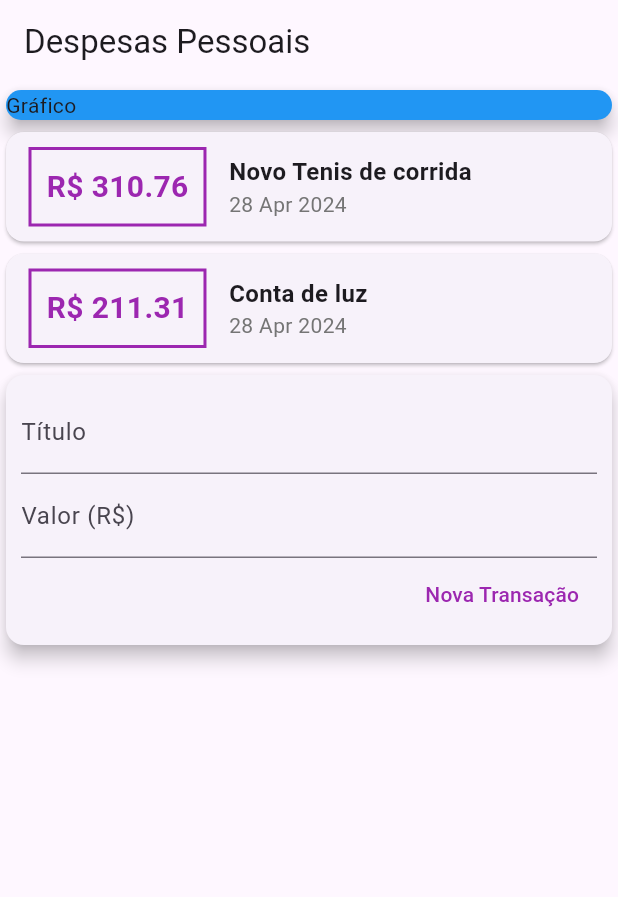
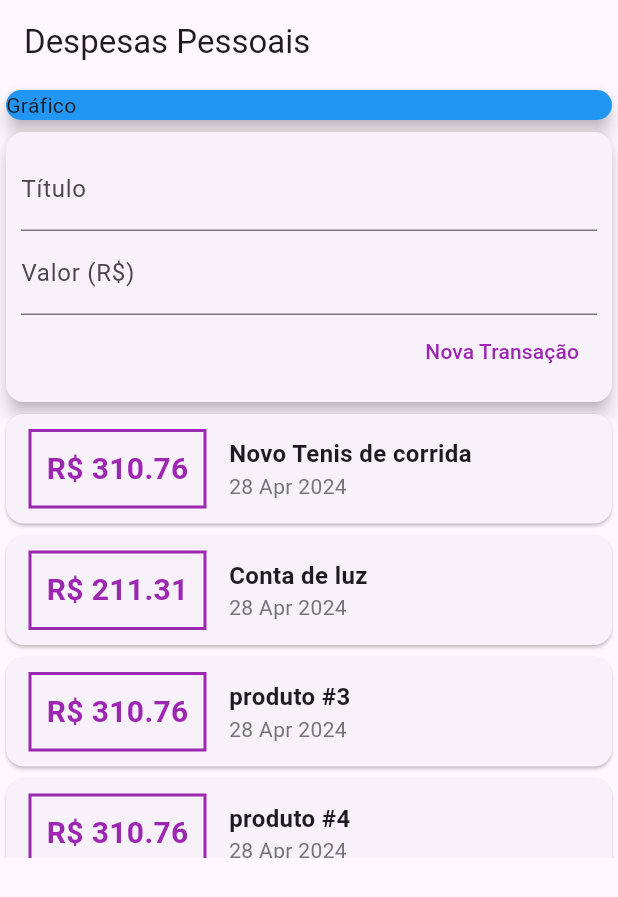
Before and after one commit to Junior580/personalExpensesApp, a Flutter app: the screen it shows after launch, on a phone screen of 412 x 824 dp. Shown: the top 897 px of the screen. Run offline on Flutter 3.47's test engine with Material 3 defaults, Android fonts, the phone set to English and light mode, and no system bars.

Commit message:
feat: components

```diff
--- a/lib/components/transaction_list.dart
+++ b/lib/components/transaction_list.dart
@@ -9,13 +9,17 @@ class TransactionList extends StatelessWidget {
 
   @override
   Widget build(BuildContext context) {
-    return Column(children: <Widget>[
-      ...transactions
-          .map((tr) => Card(
+    return SizedBox(
+      height: 300,
+      child: ListView.builder(
+        itemCount: transactions.length,
+        itemBuilder: (context, index) {
+          final tr = transactions[index];
+          return Card(
             child: Row(children: <Widget>[
               Container(
-                      margin: const EdgeInsets.symmetric(
-                          horizontal: 15, vertical: 10),
+                  margin:
+                      const EdgeInsets.symmetric(horizontal: 15, vertical: 10),
                   decoration: BoxDecoration(
                       border: Border.all(
                     color: Colors.purple,
@@ -42,8 +46,10 @@ class TransactionList extends StatelessWidget {
                 ],
               )
             ]),
-              ))
-          .toList(),
-    ]);
+          );
+        },
+      ),
+    );
   }
 }
+        // children: transactions.map((tr) {}).toList(),
--- a/lib/components/transaction_user.dart
+++ b/lib/components/transaction_user.dart
@@ -25,7 +25,49 @@ class _TransactionUser extends State<TransactionUser> {
       title: 'Conta de luz',
       value: 211.31,
       date: DateTime.now(),
-    )
+    ),
+    Transaction(
+      id: 't3',
+      title: 'produto #3',
+      value: 310.76,
+      date: DateTime.now(),
+    ),
+    Transaction(
+      id: 't4',
+      title: 'produto #4',
+      value: 310.76,
+      date: DateTime.now(),
+    ),
+    Transaction(
+      id: 't5',
+      title: 'produto #5',
+      value: 310.76,
+      date: DateTime.now(),
+    ),
+    Transaction(
+      id: 't5',
+      title: 'produto #5',
+      value: 310.76,
+      date: DateTime.now(),
+    ),
+    Transaction(
+      id: 't5',
+      title: 'produto #5',
+      value: 310.76,
+      date: DateTime.now(),
+    ),
+    Transaction(
+      id: 't6',
+      title: 'produto #6',
+      value: 310.76,
+      date: DateTime.now(),
+    ),
+    Transaction(
+      id: 't7',
+      title: 'produto #7',
+      value: 310.76,
+      date: DateTime.now(),
+    ),
   ];
 
   _addTransaction(String title, double value) {
@@ -46,10 +88,10 @@ class _TransactionUser extends State<TransactionUser> {
   Widget build(BuildContext context) {
     return Column(
       children: [
-        TransactionList(transactions: _transactions),
         TransactionForm(
           onSubmit: _addTransaction,
-        )
+        ),
+        TransactionList(transactions: _transactions),
       ],
     );
   }
--- a/lib/main.dart
+++ b/lib/main.dart
@@ -22,7 +22,8 @@ class HomePage extends StatelessWidget {
         appBar: AppBar(
           title: const Text('Despesas Pessoais'),
         ),
-        body: Column(
+        body: SingleChildScrollView(
+          child: Column(
             crossAxisAlignment: CrossAxisAlignment.stretch,
             children: <Widget>[
               Container(
@@ -36,6 +37,7 @@ class HomePage extends StatelessWidget {
             ],
           ),
         ),
+      ),
     );
   }
 }
```
Lines whose indentation alone changed are shown as unchanged.
